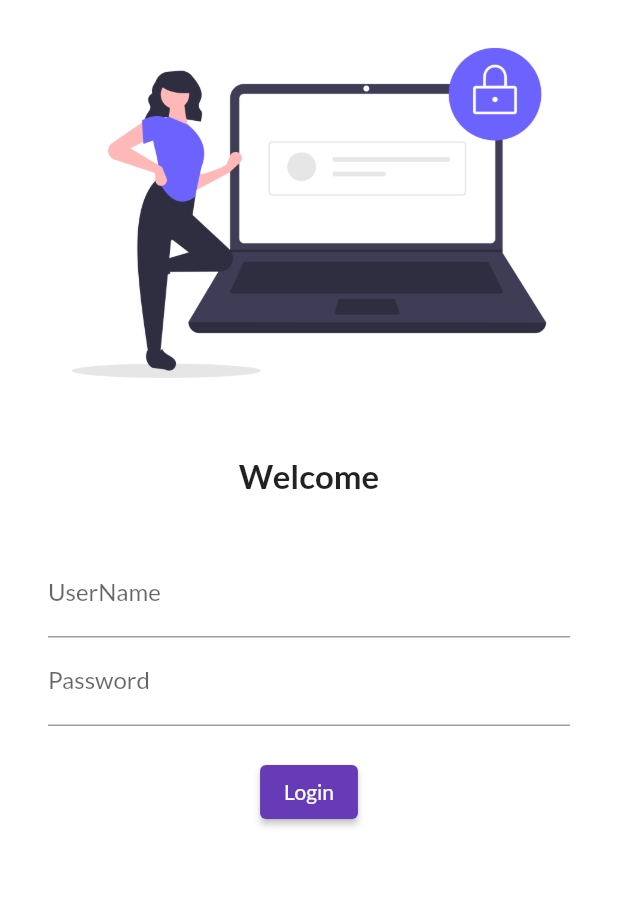
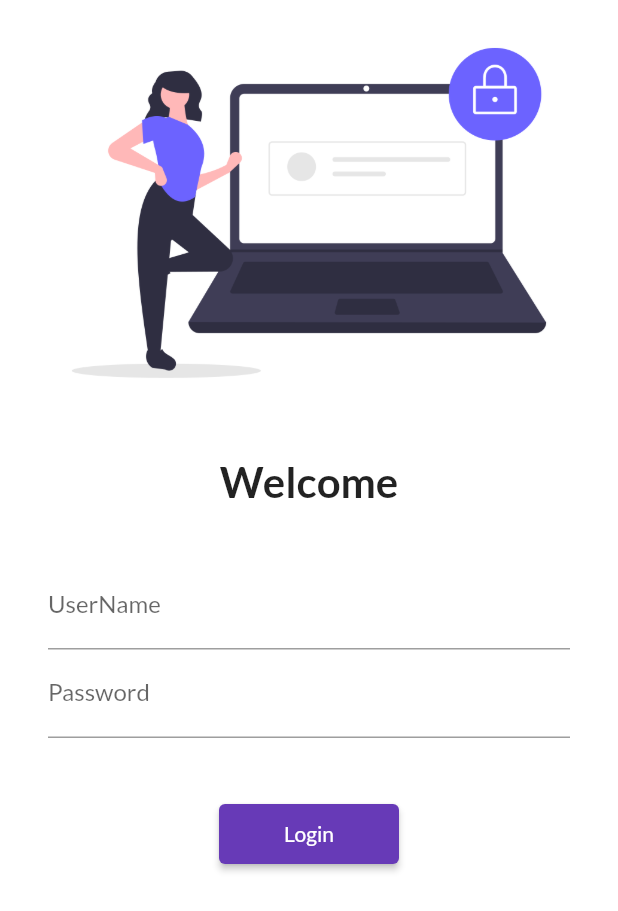
Before and after one commit to Paras-Singh-H/30DaysOfFlutter, a Flutter app: the screen it shows after launch, on a phone screen of 412 x 824 dp. Shown: the top 911 px of the screen. Run offline on Flutter 3.47's test engine with Material 2 defaults, Android fonts, the phone set to English and light mode, and no system bars; our stand-ins replace google_fonts.

Commit message:
Day 5 completed

```diff
--- a/lib/main.dart
+++ b/lib/main.dart
@@ -1,6 +1,7 @@
 import 'package:flutter/material.dart';
 import 'package:flutter_catalog/pages/home_page.dart';
 import 'package:flutter_catalog/pages/login_page.dart';
+import 'package:flutter_catalog/utils/routes.dart';
 import 'package:google_fonts/google_fonts.dart';
 
 void main() {
@@ -20,8 +21,8 @@ class MyApp extends StatelessWidget {
       initialRoute: "/",
       routes: {
         "/": (context) => LoginPage(),
-        "/home": (context) => HomePage(),
-        "/login": (context) => LoginPage(),
+        MyRoutes.homeRoute: (context) => HomePage(),
+        MyRoutes.loginRoute: (context) => LoginPage(),
       },
     );
   }
--- a/lib/pages/login_page.dart
+++ b/lib/pages/login_page.dart
@@ -1,10 +1,12 @@
 import 'package:flutter/material.dart';
+import 'package:flutter_catalog/utils/routes.dart';
 
 class LoginPage extends StatelessWidget {
   @override
   Widget build(BuildContext context) {
     return Material(
         color: Colors.white,
+        child: SingleChildScrollView(
           child: Column(
             children: [
               Image.asset(
@@ -17,7 +19,7 @@ class LoginPage extends StatelessWidget {
               Text(
                 "Welcome",
                 style: TextStyle(
-                fontSize: 22,
+                  fontSize: 28,
                   fontWeight: FontWeight.bold,
                 ),
               ),
@@ -25,8 +27,8 @@ class LoginPage extends StatelessWidget {
                 height: 20.0,
               ),
               Padding(
-              padding:
-                  const EdgeInsets.symmetric(vertical: 16.0, horizontal: 32.0),
+                padding: const EdgeInsets.symmetric(
+                    vertical: 16.0, horizontal: 32.0),
                 child: Column(
                   children: [
                     TextFormField(
@@ -39,19 +41,22 @@ class LoginPage extends StatelessWidget {
                           hintText: "Enter password", labelText: "Password"),
                     ),
                     SizedBox(
-                    height: 20.0,
+                      height: 40.0,
                     ),
                     ElevatedButton(
                       child: Text("Login"),
-                    style: TextButton.styleFrom(),
+                      style: TextButton.styleFrom(
+                        minimumSize: Size(120, 40),
+                      ),
                       onPressed: () {
-                      print("Hi Paras");
+                        Navigator.pushNamed(context, MyRoutes.homeRoute);
                       },
                     ),
                   ],
                 ),
               )
             ],
+          ),
         ));
   }
 }
--- /dev/null
+++ b/lib/utils/routes.dart
@@ -0,0 +1,4 @@
+class MyRoutes {
+  static String loginRoute = "/login";
+  static String homeRoute = "/home";
+}
```
Lines whose indentation alone changed are shown as unchanged.
